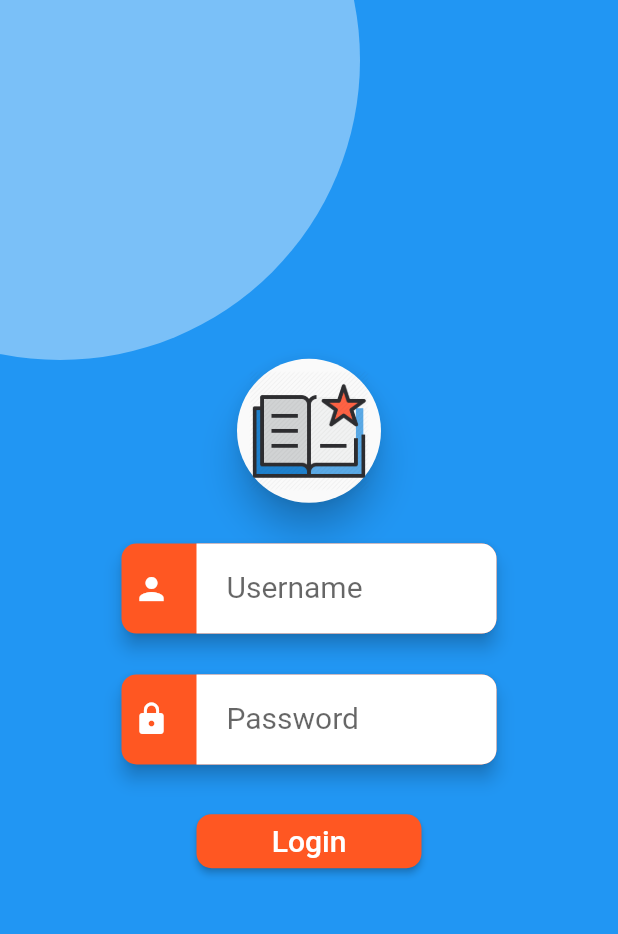
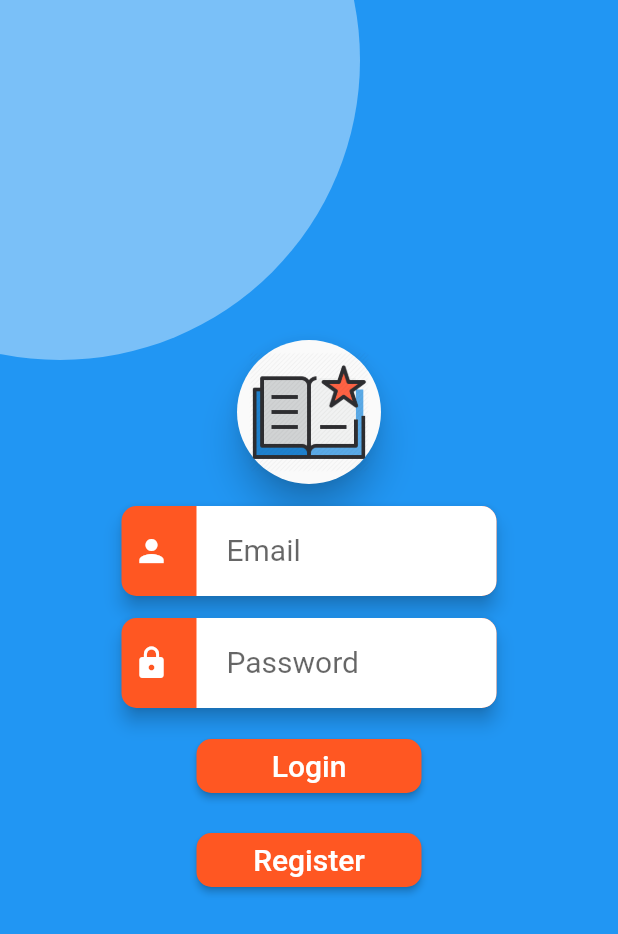
Before and after one commit to tarangleo/Book_App_Flutter, a Flutter app: the fscreen screen opened directly, on a phone screen of 412 x 824 dp. Shown: the top 934 px of the screen. Run offline on Flutter 3.47's test engine with Material 2 defaults, Android fonts, the phone set to English and light mode, and no system bars.

Commit message:
Register Button Added

```diff
--- a/lib/first screen.dart
+++ b/lib/first screen.dart
@@ -25,6 +25,7 @@ class fscreen extends StatelessWidget {
               ),
             ),
             Center(
+
               child: Container(
                 width: 400,
                 height: 400,
@@ -39,7 +40,7 @@ class fscreen extends StatelessWidget {
                           child: Image.asset('images/icon.png',width: 80,height:80,),
                         )),
                     CustomInputField(
-                        Icon(Icons.person, color: Colors.white), 'Username'),
+                        Icon(Icons.person, color: Colors.white), 'Email'),
                     CustomInputField(
                         Icon(Icons.lock, color: Colors.white), 'Password'),
                     Container(
@@ -49,6 +50,15 @@ class fscreen extends StatelessWidget {
                         child: Text('Login',style: TextStyle(
                             fontSize: 20.0
                         ),),),
+                    ),
+                    new Container(
+                      width: 150,
+                      child: RaisedButton(onPressed: (){},color: Colors.deepOrange,textColor: Colors.white,
+                        shape: RoundedRectangleBorder(borderRadius: BorderRadius.all(Radius.circular(10.0))),
+                        child: Text('Register',style: TextStyle(
+                            fontSize: 20.0
+                        ),),),
+
                     )
                   ],
                 ),
```
